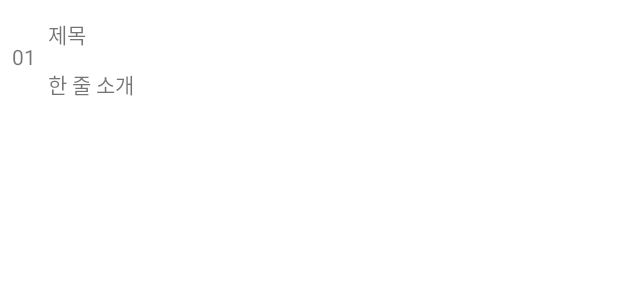
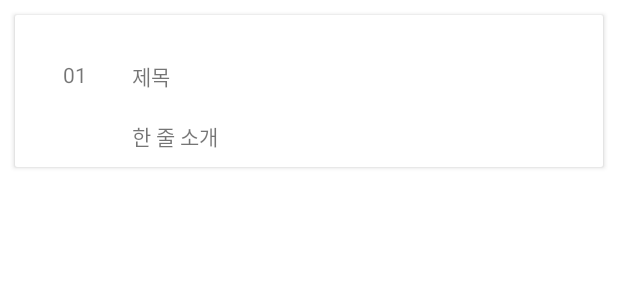
Before and after one commit to stgbs/BottomMenu, an Android app: the layout review_contents.xml on its own in the app's theme, with its tools: preview values and no code run, on a phone screen of 412 x 824 dp. Shown: the top 300 px of the screen. Run offline under Robolectric (Android 15) with nearby library versions, the phone set to English and light mode, and no system bars.

Commit message:
card view commit

```diff
--- a/app/build.gradle
+++ b/app/build.gradle
@@ -34,6 +34,7 @@ android {
 
 dependencies {
 
+    implementation "androidx.cardview:cardview:1.0.0"
     implementation "org.jetbrains.kotlin:kotlin-stdlib:$kotlin_version"
     implementation 'androidx.core:core-ktx:1.6.0'
     implementation 'androidx.appcompat:appcompat:1.3.0'
--- a/app/src/main/res/layout/review_contents.xml
+++ b/app/src/main/res/layout/review_contents.xml
@@ -1,22 +1,49 @@
 <?xml version="1.0" encoding="utf-8"?>
-<androidx.constraintlayout.widget.ConstraintLayout xmlns:android="http://schemas.android.com/apk/res/android"
+<androidx.cardview.widget.CardView xmlns:android="http://schemas.android.com/apk/res/android"
     xmlns:tools="http://schemas.android.com/tools"
     android:layout_width="match_parent"
     android:layout_height="wrap_content"
     xmlns:app="http://schemas.android.com/apk/res-auto"
-    android:layout_marginEnd="8dp">
+    android:layout_marginStart="18.3dp"
+    android:layout_marginEnd="18.7dp"
+    android:layout_marginTop="11dp"
+    android:layout_margin="10dp">
 
+
+    <RelativeLayout
+        android:id="@+id/firstLin"
+        android:layout_width="match_parent"
+        android:layout_height="wrap_content"
+        android:orientation="vertical"
+        android:background="#ffffff"
+        android:padding="10dp">
+
+        <RelativeLayout
+            android:layout_width="match_parent"
+            android:layout_height="wrap_content">
 
             <TextView
                 android:id="@+id/textId"
-        android:layout_width="wrap_content"
-        android:layout_height="wrap_content"
-        android:layout_marginStart="8dp"
-        android:layout_marginTop="8dp"
+                android:layout_width="40dp"
+                android:layout_height="40dp"
+                android:layout_marginStart="10dp"
+                android:layout_marginTop="10dp"
+                android:layout_marginEnd="10dp"
+                android:layout_marginBottom="10dp"
+                android:gravity="center"
                 android:text="01"
+                android:textAlignment="center"
                 app:layout_constraintBottom_toBottomOf="parent"
                 app:layout_constraintStart_toStartOf="parent"
                 app:layout_constraintTop_toTopOf="parent" />
+
+            <LinearLayout
+                android:layout_width="wrap_content"
+                android:layout_height="wrap_content"
+                android:layout_gravity="center"
+                android:layout_marginTop="10dp"
+                android:layout_toRightOf="@id/textId"
+                android:orientation="vertical">
 
 
                 <TextView
@@ -24,21 +51,34 @@
                     android:layout_width="227dp"
                     android:layout_height="29dp"
                     android:layout_marginStart="8dp"
-        android:layout_marginTop="8dp"
+                    android:layout_marginTop="6dp"
                     android:ellipsize="end"
                     android:gravity="center_vertical"
                     android:text="제목"
                     app:layout_constraintStart_toEndOf="@+id/textId"
                     app:layout_constraintTop_toTopOf="parent" />
 
+            </LinearLayout>
+
+            <LinearLayout
+                android:layout_width="wrap_content"
+                android:layout_height="wrap_content"
+                android:layout_below="@+id/textId"
+                android:layout_marginStart="60dp">
+
                 <TextView
                     android:id="@+id/textDescription"
                     android:layout_width="wrap_content"
                     android:layout_height="wrap_content"
                     android:layout_marginStart="8dp"
-        android:layout_marginTop="8dp"
+                    android:layout_marginTop="0dp"
                     android:text="한 줄 소개"
                     app:layout_constraintStart_toEndOf="@+id/textId"
                     app:layout_constraintTop_toBottomOf="@+id/textContent" />
+            </LinearLayout>
 
-</androidx.constraintlayout.widget.ConstraintLayout>
+        </RelativeLayout>
+    </RelativeLayout>
+
+
+</androidx.cardview.widget.CardView>
```
Lines whose indentation alone changed are shown as unchanged.
